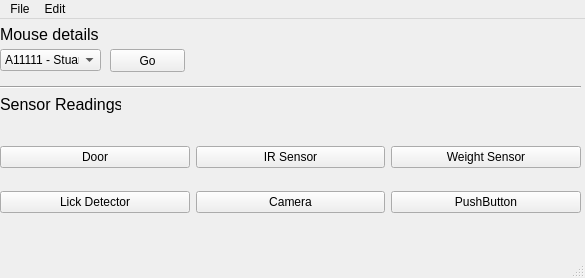
yagarwal123/autonomouse, file Python/gui/mainwin.ui: the form before one commit.
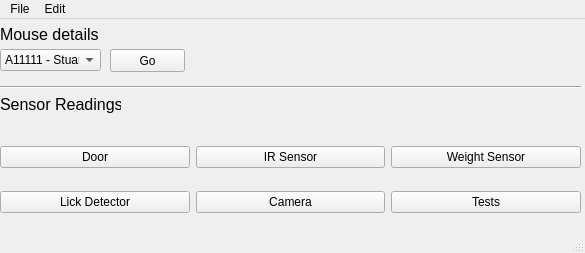
The form after the commit.

```diff
--- a/Python/gui/mainwin.ui
+++ b/Python/gui/mainwin.ui
@@ -7,7 +7,7 @@
     <x>0</x>
     <y>0</y>
     <width>585</width>
-    <height>278</height>
+    <height>253</height>
    </rect>
   </property>
   <property name="windowTitle">
@@ -144,7 +144,7 @@
      <item row="1" column="2">
       <widget class="QPushButton" name="pushButton_7">
        <property name="text">
-        <string>PushButton</string>
+        <string>Tests</string>
        </property>
       </widget>
      </item>
```
Left out of the diff: 12 changed lines with no effect on the pictures.
